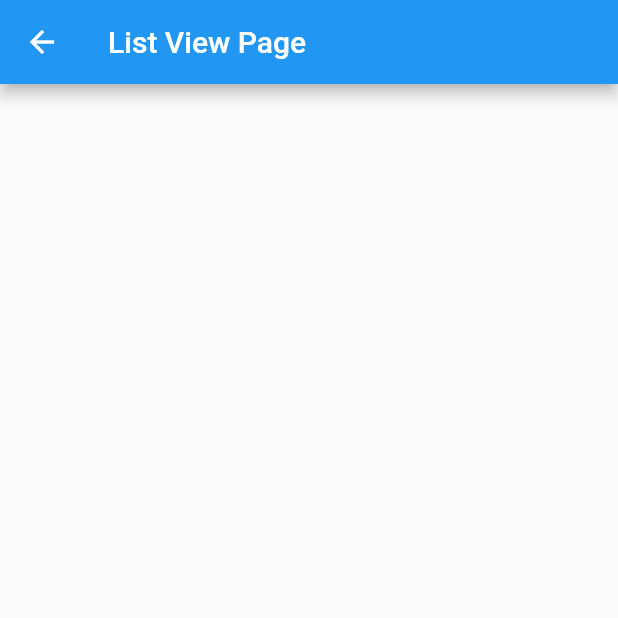
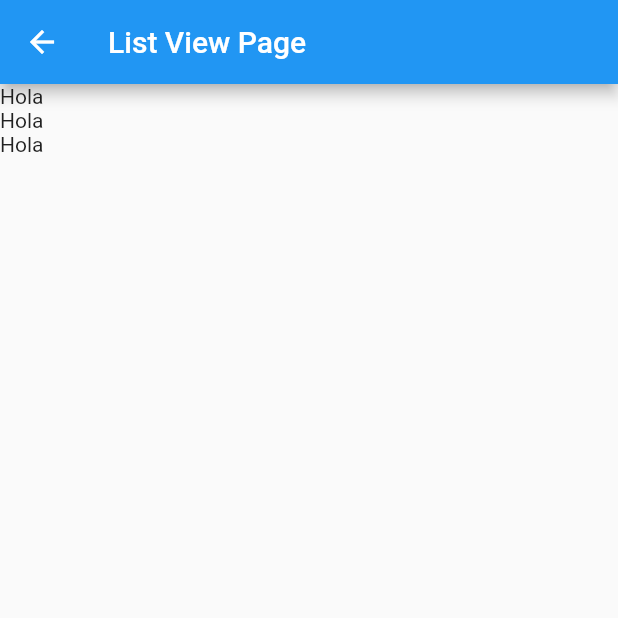
Before and after one commit to jvillavicenciot26/codigo6_components, a Flutter app: the ListViewPage screen opened directly, on a phone screen of 412 x 824 dp, the top half of it. Run offline on Flutter 3.47's test engine with Material 2 defaults, Android fonts, the phone set to English and light mode, and no system bars; our stand-ins replace google_fonts; network calls fail.

Commit message:
Inicio de ListView

```diff
--- a/lib/Pages/list_page.dart
+++ b/lib/Pages/list_page.dart
@@ -7,6 +7,23 @@ class ListViewPage extends StatelessWidget {
       appBar: AppBar(
         title: Text("List View Page"),
       ),
+      // body: ListView(
+      //   children: [
+      //     Container(
+      //       color: Colors.blue,
+      //       width: 200,
+      //       height: 200,
+      //     ),
+      //   ],
+      body: ListView.builder(
+        itemCount: 3, //Especifica la cantidad de items que manejara el listview
+        itemBuilder: (BuildContext context, int entero) {
+          print(entero);
+          return Text(
+            "Hola",
+          ); //Si no se especifica un itemCount, se generara infinitamente este widget
+        },
+      ),
     );
   }
 }
```
